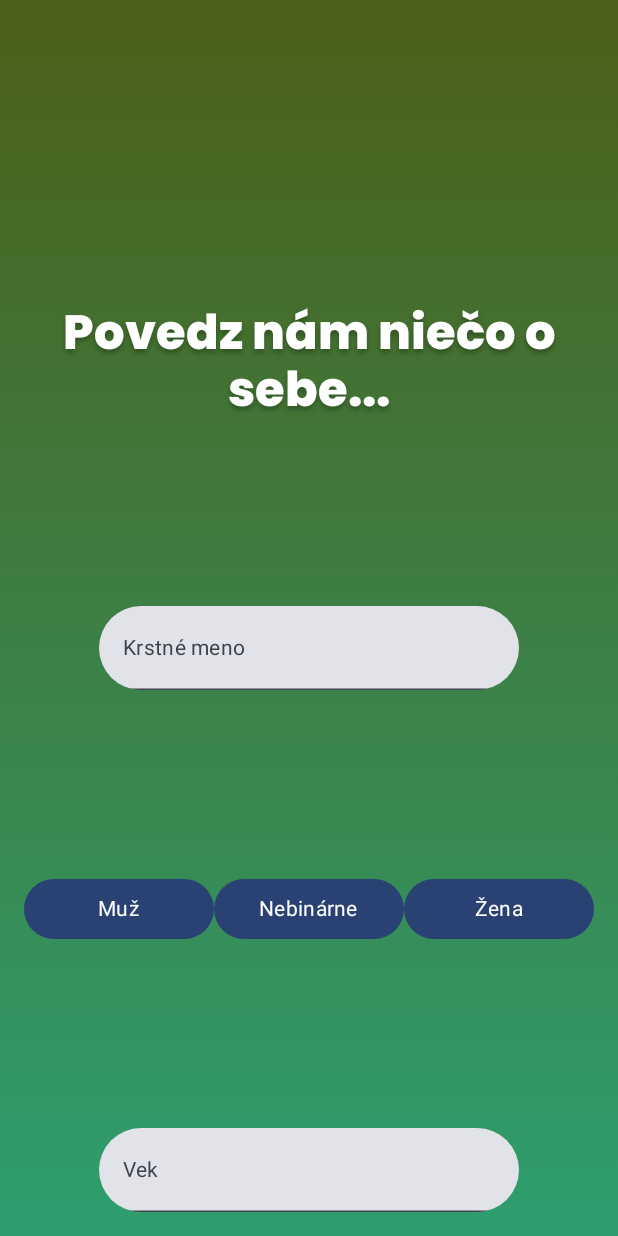
After one commit to TP2023-T24-PEACE/PEACE-APP, an Android app built with Jetpack Compose: the composable IntroductionScreen shown on its own in the app's theme, on a phone screen of 412 x 824 dp. The commit adds this screen. Run offline under Robolectric (Android 15) with nearby library versions, the phone set to English and light mode, and no system bars; libraries missing offline, so code that uses them is left out: com.ramcosta.composedestinations; 1 statement that could not run was skipped.

Commit message:
Added padding to SplashScreen and IntroductionScreen, created first name TextField, created age TextField

```diff
--- /dev/null
+++ b/app/src/main/java/com/t24/peaceapp/ui/IntroductionScreen.kt
@@ -0,0 +1,127 @@
+package com.t24.peaceapp.ui
+
+import androidx.compose.foundation.background
+import androidx.compose.foundation.layout.Arrangement
+import androidx.compose.foundation.layout.Column
+import androidx.compose.foundation.layout.PaddingValues
+import androidx.compose.foundation.layout.Row
+import androidx.compose.foundation.layout.Spacer
+import androidx.compose.foundation.layout.fillMaxSize
+import androidx.compose.foundation.layout.padding
+import androidx.compose.foundation.text.KeyboardOptions
+import androidx.compose.material3.Button
+import androidx.compose.material3.ButtonDefaults
+import androidx.compose.material3.MaterialTheme
+import androidx.compose.material3.Text
+import androidx.compose.material3.TextField
+import androidx.compose.runtime.Composable
+import androidx.compose.runtime.getValue
+import androidx.compose.runtime.mutableStateOf
+import androidx.compose.runtime.remember
+import androidx.compose.runtime.setValue
+import androidx.compose.ui.Alignment
+import androidx.compose.ui.Modifier
+import androidx.compose.ui.graphics.Brush
+import androidx.compose.ui.graphics.Color
+import androidx.compose.ui.graphics.TileMode
+import androidx.compose.ui.text.TextStyle
+import androidx.compose.ui.text.input.KeyboardType
+import androidx.compose.ui.text.style.TextAlign
+import androidx.compose.ui.unit.dp
+import com.ramcosta.composedestinations.annotation.Destination
+
+
+@Destination
+@Composable
+fun IntroductionScreen(
+) {
+
+    var name by remember { mutableStateOf("") }
+    var age by remember { mutableStateOf("") }
+
+    Column(
+        modifier = Modifier
+            .fillMaxSize()
+            .background(
+                Brush.verticalGradient(
+                    colors = listOf(
+                        Color(0xFF4C5F18), Color(0xFF2E9E6F)
+                    ),
+                    tileMode = TileMode.Repeated
+                )
+            )
+            .padding(16.dp),
+        verticalArrangement = Arrangement.Center,
+        horizontalAlignment = Alignment.CenterHorizontally,
+    ) {
+        Spacer(modifier = Modifier.weight(0.015f))
+        Text(
+            text = "Povedz nám niečo o sebe...",
+            textAlign = TextAlign.Center,
+            style = MaterialTheme.typography.titleLarge)
+        Spacer(modifier = Modifier.weight(0.01f))
+        TextField(
+                value = name,
+                textStyle = TextStyle(color = Color.Black),
+                onValueChange = { name = it },
+                label = { Text(
+                    text = "Krstné meno",
+                    style = MaterialTheme.typography.bodyMedium,
+                ) },
+                shape = MaterialTheme.shapes.extraLarge,
+            )
+        Spacer(modifier = Modifier.weight(0.01f))
+        Row {
+            /* Gender */
+            Button(
+                onClick = { /*TODO*/ },
+                modifier = Modifier.weight(0.5f),
+                colors = ButtonDefaults.buttonColors(),
+                contentPadding = PaddingValues(0.dp),
+                shape = MaterialTheme.shapes.extraLarge,
+            ) {
+                Text(
+                    text = "Muž",
+                    style = MaterialTheme.typography.bodyMedium,
+                )
+            }
+            Button(
+                onClick = { /*TODO*/ },
+                modifier = Modifier.weight(0.5f),
+                colors = ButtonDefaults.buttonColors(),
+                contentPadding = PaddingValues(0.dp),
+                shape = MaterialTheme.shapes.extraLarge,
+            ) {
+                Text(
+                    text = "Nebinárne",
+                    style = MaterialTheme.typography.bodyMedium,
+                )
+            }
+            Button(
+                onClick = { /*TODO*/ },
+                modifier = Modifier.weight(0.5f),
+                colors = ButtonDefaults.buttonColors(),
+                contentPadding = PaddingValues(0.dp),
+                shape = MaterialTheme.shapes.extraLarge,
+            ) {
+                Text(
+                    text = "Žena",
+                    style = MaterialTheme.typography.bodyMedium,
+                )
+            }
+        }
+        Spacer(modifier = Modifier.weight(0.01f))
+        TextField(
+            value = age,
+            textStyle = TextStyle(color = Color.Black),
+            keyboardOptions = KeyboardOptions(keyboardType = KeyboardType.Number),
+            onValueChange = { age = it },
+            label = { Text(
+                text = "Vek",
+                style = MaterialTheme.typography.bodyMedium,
+            ) },
+            shape = MaterialTheme.shapes.extraLarge,
+        )
+        }
+
+    }
```
Also changed, not shown: app/src/main/java/com/t24/peaceapp/ui/SplashScreen.kt (+10 -7 lines), app/src/main/java/com/t24/peaceapp/ui/theme/Type.kt (+33 -5 lines).
